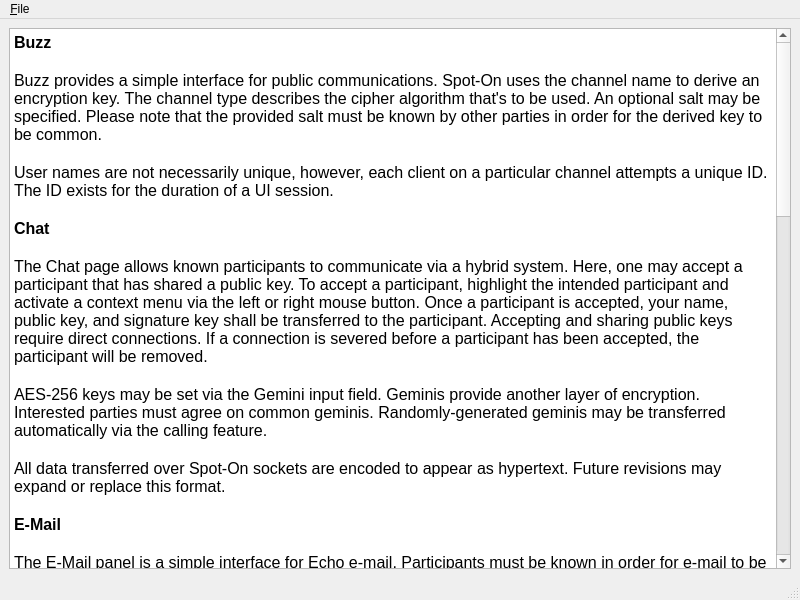
Qt form UI/docviewer.ui (xloem/spot-on-svn) before a commit.
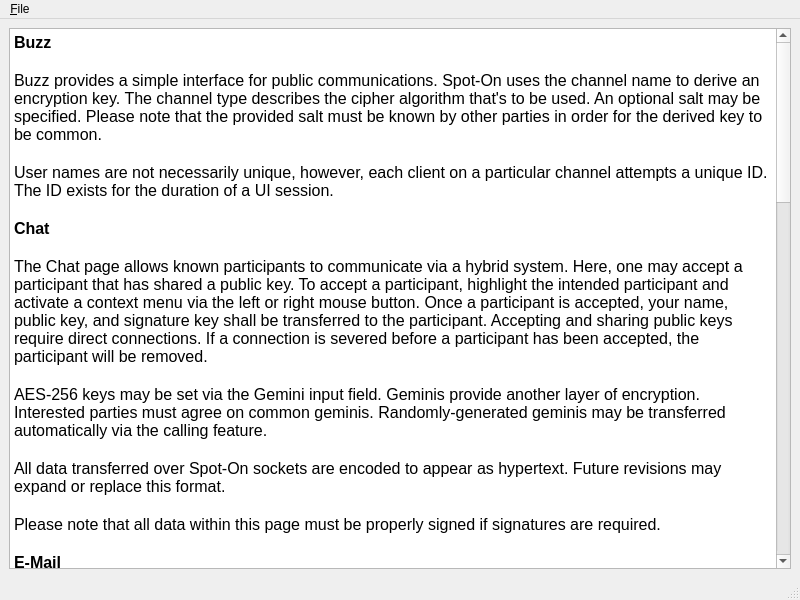
The same form after that commit. Icons and pictures are not drawn.

Commit message: Documentation and other small goodies. Please see release notes.

Diff of the .ui file:
```diff
--- a/UI/docviewer.ui
+++ b/UI/docviewer.ui
@@ -25,59 +25,65 @@
        <string>&lt;!DOCTYPE HTML PUBLIC &quot;-//W3C//DTD HTML 4.0//EN&quot; &quot;http://www.w3.org/TR/REC-html40/strict.dtd&quot;&gt;
 &lt;html&gt;&lt;head&gt;&lt;meta name=&quot;qrichtext&quot; content=&quot;1&quot; /&gt;&lt;style type=&quot;text/css&quot;&gt;
 p, li { white-space: pre-wrap; }
-&lt;/style&gt;&lt;/head&gt;&lt;body style=&quot; font-family:'Sans'; font-size:12pt; font-weight:400; font-style:normal;&quot;&gt;
-&lt;p style=&quot; margin-top:0px; margin-bottom:0px; margin-left:0px; margin-right:0px; -qt-block-indent:0; text-indent:0px;&quot;&gt;&lt;span style=&quot; font-weight:600;&quot;&gt;Buzz&lt;/span&gt;&lt;/p&gt;
-&lt;p style=&quot;-qt-paragraph-type:empty; margin-top:0px; margin-bottom:0px; margin-left:0px; margin-right:0px; -qt-block-indent:0; text-indent:0px;&quot;&gt;&lt;br /&gt;&lt;/p&gt;
-&lt;p style=&quot; margin-top:0px; margin-bottom:0px; margin-left:0px; margin-right:0px; -qt-block-indent:0; text-indent:0px;&quot;&gt;Buzz provides a simple interface for public communications. Spot-On uses the channel name to derive an encryption key. The channel type describes the cipher algorithm that's to be used. An optional salt may be specified. Please note that the provided salt must be known by other parties in order for the derived key to be common.&lt;/p&gt;
-&lt;p style=&quot;-qt-paragraph-type:empty; margin-top:0px; margin-bottom:0px; margin-left:0px; margin-right:0px; -qt-block-indent:0; text-indent:0px;&quot;&gt;&lt;br /&gt;&lt;/p&gt;
-&lt;p style=&quot; margin-top:0px; margin-bottom:0px; margin-left:0px; margin-right:0px; -qt-block-indent:0; text-indent:0px;&quot;&gt;User names are not necessarily unique, however, each client on a particular channel attempts a unique ID. The ID exists for the duration of a UI session.&lt;/p&gt;
-&lt;p style=&quot;-qt-paragraph-type:empty; margin-top:0px; margin-bottom:0px; margin-left:0px; margin-right:0px; -qt-block-indent:0; text-indent:0px; font-family:'Lucida Grande'; font-weight:600;&quot;&gt;&lt;br /&gt;&lt;/p&gt;
-&lt;p style=&quot; margin-top:0px; margin-bottom:0px; margin-left:0px; margin-right:0px; -qt-block-indent:0; text-indent:0px;&quot;&gt;&lt;span style=&quot; font-family:'Lucida Grande'; font-weight:600;&quot;&gt;Chat&lt;/span&gt;&lt;/p&gt;
-&lt;p style=&quot;-qt-paragraph-type:empty; margin-top:0px; margin-bottom:0px; margin-left:0px; margin-right:0px; -qt-block-indent:0; text-indent:0px; font-family:'Lucida Grande';&quot;&gt;&lt;br /&gt;&lt;/p&gt;
-&lt;p style=&quot; margin-top:0px; margin-bottom:0px; margin-left:0px; margin-right:0px; -qt-block-indent:0; text-indent:0px;&quot;&gt;&lt;span style=&quot; font-family:'Lucida Grande';&quot;&gt;The Chat page allows known participants to communicate via a hybrid system. Here, one may accept a participant that has shared a public key. To accept a participant, highlight the intended participant and activate a context menu via the left or right mouse button. Once a participant is accepted, your name, public key, and signature key shall be transferred to the participant. Accepting and sharing public keys require direct connections. If a connection is severed before a participant has been accepted, the participant will be removed.&lt;/span&gt;&lt;/p&gt;
-&lt;p style=&quot;-qt-paragraph-type:empty; margin-top:0px; margin-bottom:0px; margin-left:0px; margin-right:0px; -qt-block-indent:0; text-indent:0px; font-family:'Lucida Grande';&quot;&gt;&lt;br /&gt;&lt;/p&gt;
-&lt;p style=&quot; margin-top:0px; margin-bottom:0px; margin-left:0px; margin-right:0px; -qt-block-indent:0; text-indent:0px;&quot;&gt;&lt;span style=&quot; font-family:'Lucida Grande';&quot;&gt;AES-256 keys may be set via the Gemini input field. Geminis provide another layer of encryption. Interested parties must agree on common geminis. Randomly-generated geminis may be transferred automatically via the calling feature.&lt;/span&gt;&lt;/p&gt;
-&lt;p style=&quot;-qt-paragraph-type:empty; margin-top:0px; margin-bottom:0px; margin-left:0px; margin-right:0px; -qt-block-indent:0; text-indent:0px; font-family:'Lucida Grande';&quot;&gt;&lt;br /&gt;&lt;/p&gt;
-&lt;p style=&quot; margin-top:0px; margin-bottom:0px; margin-left:0px; margin-right:0px; -qt-block-indent:0; text-indent:0px;&quot;&gt;&lt;span style=&quot; font-family:'Lucida Grande';&quot;&gt;All data transferred over Spot-On sockets are encoded to appear as hypertext. Future revisions may expand or replace this format.&lt;/span&gt;&lt;/p&gt;
-&lt;p style=&quot;-qt-paragraph-type:empty; margin-top:0px; margin-bottom:0px; margin-left:0px; margin-right:0px; -qt-block-indent:0; text-indent:0px; font-family:'Lucida Grande';&quot;&gt;&lt;br /&gt;&lt;/p&gt;
-&lt;p style=&quot; margin-top:0px; margin-bottom:0px; margin-left:0px; margin-right:0px; -qt-block-indent:0; text-indent:0px;&quot;&gt;&lt;span style=&quot; font-family:'Lucida Grande'; font-weight:600;&quot;&gt;E-Mail&lt;/span&gt;&lt;/p&gt;
-&lt;p style=&quot;-qt-paragraph-type:empty; margin-top:0px; margin-bottom:0px; margin-left:0px; margin-right:0px; -qt-block-indent:0; text-indent:0px; font-family:'Lucida Grande';&quot;&gt;&lt;br /&gt;&lt;/p&gt;
-&lt;p style=&quot; margin-top:0px; margin-bottom:0px; margin-left:0px; margin-right:0px; -qt-block-indent:0; text-indent:0px;&quot;&gt;&lt;span style=&quot; font-family:'Lucida Grande';&quot;&gt;The E-Mail panel is a simple interface for Echo e-mail. Participants must be known in order for e-mail to be useful.&lt;/span&gt;&lt;/p&gt;
-&lt;p style=&quot;-qt-paragraph-type:empty; margin-top:0px; margin-bottom:0px; margin-left:0px; margin-right:0px; -qt-block-indent:0; text-indent:0px; font-family:'Lucida Grande';&quot;&gt;&lt;br /&gt;&lt;/p&gt;
-&lt;p style=&quot; margin-top:0px; margin-bottom:0px; margin-left:0px; margin-right:0px; -qt-block-indent:0; text-indent:0px;&quot;&gt;&lt;span style=&quot; font-family:'Lucida Grande';&quot;&gt;Similar to the Gemini, the Gold Bug provides another layer of AES-256 encryption. If specified, an outbound letter shall be encrypted via the provided key. Recipients will be prompted to provide correct gold bugs whenever they attempt to open letters that have been enclosed by gold bugs.&lt;/span&gt;&lt;/p&gt;
-&lt;p style=&quot;-qt-paragraph-type:empty; margin-top:0px; margin-bottom:0px; margin-left:0px; margin-right:0px; -qt-block-indent:0; text-indent:0px; font-family:'Lucida Grande';&quot;&gt;&lt;br /&gt;&lt;/p&gt;
-&lt;p style=&quot; margin-top:0px; margin-bottom:0px; margin-left:0px; margin-right:0px; -qt-block-indent:0; text-indent:0px;&quot;&gt;&lt;span style=&quot; font-family:'Lucida Grande';&quot;&gt;The C/O sub-panel allows participants to house off-line e-mail of other participants. The intent of this feature is to provide a means of storing data for later retrieval. Please note that two participants must have a common participant in order for the feature to function correctly. Whenever a participant requests e-mail, a broadcast message is sent to reachable nodes. The broadcast includes the participant's signature. E-mail will then be distributed in a timely manner.&lt;/span&gt;&lt;/p&gt;
-&lt;p style=&quot;-qt-paragraph-type:empty; margin-top:0px; margin-bottom:0px; margin-left:0px; margin-right:0px; -qt-block-indent:0; text-indent:0px; font-family:'Lucida Grande';&quot;&gt;&lt;br /&gt;&lt;/p&gt;
-&lt;p style=&quot; margin-top:0px; margin-bottom:0px; margin-left:0px; margin-right:0px; -qt-block-indent:0; text-indent:0px;&quot;&gt;&lt;span style=&quot; font-family:'Lucida Grande';&quot;&gt;Please note that you may receive duplicate messages because of the Echo Protocol. A future revision may resolve this mishap.&lt;/span&gt;&lt;/p&gt;
-&lt;p style=&quot;-qt-paragraph-type:empty; margin-top:0px; margin-bottom:0px; margin-left:0px; margin-right:0px; -qt-block-indent:0; text-indent:0px; font-family:'Lucida Grande';&quot;&gt;&lt;br /&gt;&lt;/p&gt;
-&lt;p style=&quot; margin-top:0px; margin-bottom:0px; margin-left:0px; margin-right:0px; -qt-block-indent:0; text-indent:0px;&quot;&gt;&lt;span style=&quot; font-family:'Lucida Grande'; font-weight:600;&quot;&gt;Listeners&lt;/span&gt;&lt;/p&gt;
-&lt;p style=&quot;-qt-paragraph-type:empty; margin-top:0px; margin-bottom:0px; margin-left:0px; margin-right:0px; -qt-block-indent:0; text-indent:0px; font-family:'Lucida Grande';&quot;&gt;&lt;br /&gt;&lt;/p&gt;
-&lt;p style=&quot; margin-top:0px; margin-bottom:0px; margin-left:0px; margin-right:0px; -qt-block-indent:0; text-indent:0px;&quot;&gt;&lt;span style=&quot; font-family:'Lucida Grande';&quot;&gt;In order to accept incoming connections, at least one active listener is required. The maximum number of connections that Spot-On will accept on a listener may also be modified. Echo modes and SSL key sizes may be selected as well.&lt;/span&gt;&lt;/p&gt;
-&lt;p style=&quot;-qt-paragraph-type:empty; margin-top:0px; margin-bottom:0px; margin-left:0px; margin-right:0px; -qt-block-indent:0; text-indent:0px; font-family:'Lucida Grande';&quot;&gt;&lt;br /&gt;&lt;/p&gt;
-&lt;p style=&quot; margin-top:0px; margin-bottom:0px; margin-left:0px; margin-right:0px; -qt-block-indent:0; text-indent:0px;&quot;&gt;&lt;span style=&quot; font-family:'Lucida Grande';&quot;&gt;Data that is transmitted on the Echo Protocol is subject to echoes. To restrict echoed data on a listener, simply select the Echo Mode. Please note that in order for a connection to be either full or half echo, both endpoints must agree on an identical mode.&lt;/span&gt;&lt;/p&gt;
-&lt;p style=&quot;-qt-paragraph-type:empty; margin-top:0px; margin-bottom:0px; margin-left:0px; margin-right:0px; -qt-block-indent:0; text-indent:0px; font-family:'Lucida Grande';&quot;&gt;&lt;br /&gt;&lt;/p&gt;
-&lt;p style=&quot; margin-top:0px; margin-bottom:0px; margin-left:0px; margin-right:0px; -qt-block-indent:0; text-indent:0px;&quot;&gt;&lt;span style=&quot; font-family:'Lucida Grande';&quot;&gt;Restricting connections by country is provided on this page. A future version of Spot-On will provide more elaborate mechanisms for limiting remote connections.&lt;/span&gt;&lt;/p&gt;
-&lt;p style=&quot;-qt-paragraph-type:empty; margin-top:0px; margin-bottom:0px; margin-left:0px; margin-right:0px; -qt-block-indent:0; text-indent:0px; font-family:'Lucida Grande';&quot;&gt;&lt;br /&gt;&lt;/p&gt;
-&lt;p style=&quot; margin-top:0px; margin-bottom:0px; margin-left:0px; margin-right:0px; -qt-block-indent:0; text-indent:0px;&quot;&gt;&lt;span style=&quot; font-family:'Lucida Grande'; font-weight:600;&quot;&gt;Neighbors&lt;/span&gt;&lt;/p&gt;
-&lt;p style=&quot;-qt-paragraph-type:empty; margin-top:0px; margin-bottom:0px; margin-left:0px; margin-right:0px; -qt-block-indent:0; text-indent:0px; font-family:'Lucida Grande';&quot;&gt;&lt;br /&gt;&lt;/p&gt;
-&lt;p style=&quot; margin-top:0px; margin-bottom:0px; margin-left:0px; margin-right:0px; -qt-block-indent:0; text-indent:0px;&quot;&gt;&lt;span style=&quot; font-family:'Lucida Grande';&quot;&gt;The Neighbors page lists all Spot-On network connections that are present on a node. This page also allows users to define new connections. A context menu may be activated via the left or right mouse buttons on the Neighbors table. The menu provides several other options that are not readily available.&lt;/span&gt;&lt;/p&gt;
-&lt;p style=&quot;-qt-paragraph-type:empty; margin-top:0px; margin-bottom:0px; margin-left:0px; margin-right:0px; -qt-block-indent:0; text-indent:0px; font-family:'Lucida Grande';&quot;&gt;&lt;br /&gt;&lt;/p&gt;
-&lt;p style=&quot; margin-top:0px; margin-bottom:0px; margin-left:0px; margin-right:0px; -qt-block-indent:0; text-indent:0px;&quot;&gt;&lt;span style=&quot; font-family:'Lucida Grande';&quot;&gt;The Neighbors page also allows owners to copy their public keys to clipboard buffers. Adding other participants may also be performed on this page.&lt;/span&gt;&lt;/p&gt;
-&lt;p style=&quot;-qt-paragraph-type:empty; margin-top:0px; margin-bottom:0px; margin-left:0px; margin-right:0px; -qt-block-indent:0; text-indent:0px; font-family:'Lucida Grande';&quot;&gt;&lt;br /&gt;&lt;/p&gt;
-&lt;p style=&quot; margin-top:0px; margin-bottom:0px; margin-left:0px; margin-right:0px; -qt-block-indent:0; text-indent:0px;&quot;&gt;&lt;span style=&quot; font-family:'Lucida Grande'; font-weight:600;&quot;&gt;Search&lt;/span&gt;&lt;/p&gt;
-&lt;p style=&quot;-qt-paragraph-type:empty; margin-top:0px; margin-bottom:0px; margin-left:0px; margin-right:0px; -qt-block-indent:0; text-indent:0px; font-family:'Lucida Grande';&quot;&gt;&lt;br /&gt;&lt;/p&gt;
-&lt;p style=&quot; margin-top:0px; margin-bottom:0px; margin-left:0px; margin-right:0px; -qt-block-indent:0; text-indent:0px;&quot;&gt;&lt;span style=&quot; font-family:'Lucida Grande';&quot;&gt;Not yet implemented.&lt;/span&gt;&lt;/p&gt;
-&lt;p style=&quot;-qt-paragraph-type:empty; margin-top:0px; margin-bottom:0px; margin-left:0px; margin-right:0px; -qt-block-indent:0; text-indent:0px; font-family:'Lucida Grande';&quot;&gt;&lt;br /&gt;&lt;/p&gt;
-&lt;p style=&quot; margin-top:0px; margin-bottom:0px; margin-left:0px; margin-right:0px; -qt-block-indent:0; text-indent:0px;&quot;&gt;&lt;span style=&quot; font-family:'Lucida Grande'; font-weight:600;&quot;&gt;Settings&lt;/span&gt;&lt;/p&gt;
-&lt;p style=&quot;-qt-paragraph-type:empty; margin-top:0px; margin-bottom:0px; margin-left:0px; margin-right:0px; -qt-block-indent:0; text-indent:0px; font-family:'Lucida Grande';&quot;&gt;&lt;br /&gt;&lt;/p&gt;
-&lt;p style=&quot; margin-top:0px; margin-bottom:0px; margin-left:0px; margin-right:0px; -qt-block-indent:0; text-indent:0px;&quot;&gt;&lt;span style=&quot; font-family:'Lucida Grande';&quot;&gt;Please prepare a passphrase after launching Spot-On. To do so, complete the Passphrase and Passphrase Confirmation fields. Also review, and perhaps modify, the cipher type, hash type, iteration count, RSA key size, and salt length. Please note that the initialization process may take a significant amount of time to complete.&lt;/span&gt;&lt;/p&gt;
-&lt;p style=&quot;-qt-paragraph-type:empty; margin-top:0px; margin-bottom:0px; margin-left:0px; margin-right:0px; -qt-block-indent:0; text-indent:0px; font-family:'Lucida Grande';&quot;&gt;&lt;br /&gt;&lt;/p&gt;
-&lt;p style=&quot; margin-top:0px; margin-bottom:0px; margin-left:0px; margin-right:0px; -qt-block-indent:0; text-indent:0px;&quot;&gt;&lt;span style=&quot; font-family:'Lucida Grande';&quot;&gt;Spot-On is separated into two major processes, a kernel and a user interface. The kernel is responsible for establishing and maintaining the network aspects of Spot-On. The data between a kernel process and one or more user interfaces are transferred over SSL.&lt;/span&gt;&lt;/p&gt;
-&lt;p style=&quot;-qt-paragraph-type:empty; margin-top:0px; margin-bottom:0px; margin-left:0px; margin-right:0px; -qt-block-indent:0; text-indent:0px; font-family:'Lucida Grande';&quot;&gt;&lt;br /&gt;&lt;/p&gt;
-&lt;p style=&quot; margin-top:0px; margin-bottom:0px; margin-left:0px; margin-right:0px; -qt-block-indent:0; text-indent:0px;&quot;&gt;&lt;span style=&quot; font-family:'Lucida Grande'; font-weight:600;&quot;&gt;URLs&lt;/span&gt;&lt;/p&gt;
-&lt;p style=&quot;-qt-paragraph-type:empty; margin-top:0px; margin-bottom:0px; margin-left:0px; margin-right:0px; -qt-block-indent:0; text-indent:0px; font-family:'Lucida Grande';&quot;&gt;&lt;br /&gt;&lt;/p&gt;
-&lt;p style=&quot; margin-top:0px; margin-bottom:0px; margin-left:0px; margin-right:0px; -qt-block-indent:0; text-indent:0px;&quot;&gt;&lt;span style=&quot; font-family:'Lucida Grande';&quot;&gt;Not yet implemented.&lt;/span&gt;&lt;/p&gt;
-&lt;p style=&quot;-qt-paragraph-type:empty; margin-top:0px; margin-bottom:0px; margin-left:0px; margin-right:0px; -qt-block-indent:0; text-indent:0px; font-family:'Lucida Grande';&quot;&gt;&lt;br /&gt;&lt;/p&gt;&lt;/body&gt;&lt;/html&gt;</string>
+&lt;/style&gt;&lt;/head&gt;&lt;body style=&quot; font-family:'Lucida Grande'; font-size:13pt; font-weight:400; font-style:normal;&quot;&gt;
+&lt;p style=&quot; margin-top:0px; margin-bottom:0px; margin-left:0px; margin-right:0px; -qt-block-indent:0; text-indent:0px;&quot;&gt;&lt;span style=&quot; font-family:'Sans'; font-size:12pt; font-weight:600;&quot;&gt;Buzz&lt;/span&gt;&lt;/p&gt;
+&lt;p style=&quot;-qt-paragraph-type:empty; margin-top:0px; margin-bottom:0px; margin-left:0px; margin-right:0px; -qt-block-indent:0; text-indent:0px; font-family:'Sans'; font-size:12pt;&quot;&gt;&lt;br /&gt;&lt;/p&gt;
+&lt;p style=&quot; margin-top:0px; margin-bottom:0px; margin-left:0px; margin-right:0px; -qt-block-indent:0; text-indent:0px;&quot;&gt;&lt;span style=&quot; font-family:'Sans'; font-size:12pt;&quot;&gt;Buzz provides a simple interface for public communications. Spot-On uses the channel name to derive an encryption key. The channel type describes the cipher algorithm that's to be used. An optional salt may be specified. Please note that the provided salt must be known by other parties in order for the derived key to be common.&lt;/span&gt;&lt;/p&gt;
+&lt;p style=&quot;-qt-paragraph-type:empty; margin-top:0px; margin-bottom:0px; margin-left:0px; margin-right:0px; -qt-block-indent:0; text-indent:0px; font-family:'Sans'; font-size:12pt;&quot;&gt;&lt;br /&gt;&lt;/p&gt;
+&lt;p style=&quot; margin-top:0px; margin-bottom:0px; margin-left:0px; margin-right:0px; -qt-block-indent:0; text-indent:0px;&quot;&gt;&lt;span style=&quot; font-family:'Sans'; font-size:12pt;&quot;&gt;User names are not necessarily unique, however, each client on a particular channel attempts a unique ID. The ID exists for the duration of a UI session.&lt;/span&gt;&lt;/p&gt;
+&lt;p style=&quot;-qt-paragraph-type:empty; margin-top:0px; margin-bottom:0px; margin-left:0px; margin-right:0px; -qt-block-indent:0; text-indent:0px; font-size:12pt; font-weight:600;&quot;&gt;&lt;br /&gt;&lt;/p&gt;
+&lt;p style=&quot; margin-top:0px; margin-bottom:0px; margin-left:0px; margin-right:0px; -qt-block-indent:0; text-indent:0px;&quot;&gt;&lt;span style=&quot; font-size:12pt; font-weight:600;&quot;&gt;Chat&lt;/span&gt;&lt;/p&gt;
+&lt;p style=&quot;-qt-paragraph-type:empty; margin-top:0px; margin-bottom:0px; margin-left:0px; margin-right:0px; -qt-block-indent:0; text-indent:0px; font-size:12pt;&quot;&gt;&lt;br /&gt;&lt;/p&gt;
+&lt;p style=&quot; margin-top:0px; margin-bottom:0px; margin-left:0px; margin-right:0px; -qt-block-indent:0; text-indent:0px;&quot;&gt;&lt;span style=&quot; font-size:12pt;&quot;&gt;The Chat page allows known participants to communicate via a hybrid system. Here, one may accept a participant that has shared a public key. To accept a participant, highlight the intended participant and activate a context menu via the left or right mouse button. Once a participant is accepted, your name, public key, and signature key shall be transferred to the participant. Accepting and sharing public keys require direct connections. If a connection is severed before a participant has been accepted, the participant will be removed.&lt;/span&gt;&lt;/p&gt;
+&lt;p style=&quot;-qt-paragraph-type:empty; margin-top:0px; margin-bottom:0px; margin-left:0px; margin-right:0px; -qt-block-indent:0; text-indent:0px; font-size:12pt;&quot;&gt;&lt;br /&gt;&lt;/p&gt;
+&lt;p style=&quot; margin-top:0px; margin-bottom:0px; margin-left:0px; margin-right:0px; -qt-block-indent:0; text-indent:0px;&quot;&gt;&lt;span style=&quot; font-size:12pt;&quot;&gt;AES-256 keys may be set via the Gemini input field. Geminis provide another layer of encryption. Interested parties must agree on common geminis. Randomly-generated geminis may be transferred automatically via the calling feature.&lt;/span&gt;&lt;/p&gt;
+&lt;p style=&quot;-qt-paragraph-type:empty; margin-top:0px; margin-bottom:0px; margin-left:0px; margin-right:0px; -qt-block-indent:0; text-indent:0px; font-size:12pt;&quot;&gt;&lt;br /&gt;&lt;/p&gt;
+&lt;p style=&quot; margin-top:0px; margin-bottom:0px; margin-left:0px; margin-right:0px; -qt-block-indent:0; text-indent:0px;&quot;&gt;&lt;span style=&quot; font-size:12pt;&quot;&gt;All data transferred over Spot-On sockets are encoded to appear as hypertext. Future revisions may expand or replace this format.&lt;/span&gt;&lt;/p&gt;
+&lt;p style=&quot;-qt-paragraph-type:empty; margin-top:0px; margin-bottom:0px; margin-left:0px; margin-right:0px; -qt-block-indent:0; text-indent:0px; font-size:12pt;&quot;&gt;&lt;br /&gt;&lt;/p&gt;
+&lt;p style=&quot; margin-top:0px; margin-bottom:0px; margin-left:0px; margin-right:0px; -qt-block-indent:0; text-indent:0px;&quot;&gt;&lt;span style=&quot; font-size:12pt;&quot;&gt;Please note that all data within this page must be properly signed if signatures are required.&lt;/span&gt;&lt;/p&gt;
+&lt;p style=&quot;-qt-paragraph-type:empty; margin-top:0px; margin-bottom:0px; margin-left:0px; margin-right:0px; -qt-block-indent:0; text-indent:0px; font-size:12pt;&quot;&gt;&lt;br /&gt;&lt;/p&gt;
+&lt;p style=&quot; margin-top:0px; margin-bottom:0px; margin-left:0px; margin-right:0px; -qt-block-indent:0; text-indent:0px;&quot;&gt;&lt;span style=&quot; font-size:12pt; font-weight:600;&quot;&gt;E-Mail&lt;/span&gt;&lt;/p&gt;
+&lt;p style=&quot;-qt-paragraph-type:empty; margin-top:0px; margin-bottom:0px; margin-left:0px; margin-right:0px; -qt-block-indent:0; text-indent:0px; font-size:12pt;&quot;&gt;&lt;br /&gt;&lt;/p&gt;
+&lt;p style=&quot; margin-top:0px; margin-bottom:0px; margin-left:0px; margin-right:0px; -qt-block-indent:0; text-indent:0px;&quot;&gt;&lt;span style=&quot; font-size:12pt;&quot;&gt;The E-Mail panel is a simple interface for Echo e-mail. Participants must be known in order for e-mail to be useful.&lt;/span&gt;&lt;/p&gt;
+&lt;p style=&quot;-qt-paragraph-type:empty; margin-top:0px; margin-bottom:0px; margin-left:0px; margin-right:0px; -qt-block-indent:0; text-indent:0px; font-size:12pt;&quot;&gt;&lt;br /&gt;&lt;/p&gt;
+&lt;p style=&quot; margin-top:0px; margin-bottom:0px; margin-left:0px; margin-right:0px; -qt-block-indent:0; text-indent:0px;&quot;&gt;&lt;span style=&quot; font-size:12pt;&quot;&gt;Similar to the Gemini, the Gold Bug provides another layer of AES-256 encryption. If specified, portions of an outbound letter shall be encrypted via the provided key. Recipients will be prompted to provide correct gold bugs whenever they attempt to open letters that have been enclosed by gold bugs.&lt;/span&gt;&lt;/p&gt;
+&lt;p style=&quot;-qt-paragraph-type:empty; margin-top:0px; margin-bottom:0px; margin-left:0px; margin-right:0px; -qt-block-indent:0; text-indent:0px; font-size:12pt;&quot;&gt;&lt;br /&gt;&lt;/p&gt;
+&lt;p style=&quot; margin-top:0px; margin-bottom:0px; margin-left:0px; margin-right:0px; -qt-block-indent:0; text-indent:0px;&quot;&gt;&lt;span style=&quot; font-size:12pt;&quot;&gt;The C/O sub-panel allows participants to house off-line e-mail of other participants. The intent of this feature is to provide a means of storing data for later retrieval. Please note that two participants must have a common participant in order for the feature to function correctly. Whenever a participant requests e-mail, a broadcast message is sent to reachable nodes. The broadcast includes the participant's signature. E-mail will then be distributed in a timely manner.&lt;/span&gt;&lt;/p&gt;
+&lt;p style=&quot;-qt-paragraph-type:empty; margin-top:0px; margin-bottom:0px; margin-left:0px; margin-right:0px; -qt-block-indent:0; text-indent:0px; font-size:12pt;&quot;&gt;&lt;br /&gt;&lt;/p&gt;
+&lt;p style=&quot; margin-top:0px; margin-bottom:0px; margin-left:0px; margin-right:0px; -qt-block-indent:0; text-indent:0px;&quot;&gt;&lt;span style=&quot; font-size:12pt;&quot;&gt;Please note that you may receive duplicate messages because of the Echo Protocol. A future revision may resolve this mishap.&lt;/span&gt;&lt;/p&gt;
+&lt;p style=&quot;-qt-paragraph-type:empty; margin-top:0px; margin-bottom:0px; margin-left:0px; margin-right:0px; -qt-block-indent:0; text-indent:0px; font-size:12pt;&quot;&gt;&lt;br /&gt;&lt;/p&gt;
+&lt;p style=&quot; margin-top:0px; margin-bottom:0px; margin-left:0px; margin-right:0px; -qt-block-indent:0; text-indent:0px;&quot;&gt;&lt;span style=&quot; font-size:12pt;&quot;&gt;Please note that all data within this page must be properly signed if signatures are required.&lt;/span&gt;&lt;/p&gt;
+&lt;p style=&quot;-qt-paragraph-type:empty; margin-top:0px; margin-bottom:0px; margin-left:0px; margin-right:0px; -qt-block-indent:0; text-indent:0px; font-size:12pt;&quot;&gt;&lt;br /&gt;&lt;/p&gt;
+&lt;p style=&quot; margin-top:0px; margin-bottom:0px; margin-left:0px; margin-right:0px; -qt-block-indent:0; text-indent:0px;&quot;&gt;&lt;span style=&quot; font-size:12pt; font-weight:600;&quot;&gt;Listeners&lt;/span&gt;&lt;/p&gt;
+&lt;p style=&quot;-qt-paragraph-type:empty; margin-top:0px; margin-bottom:0px; margin-left:0px; margin-right:0px; -qt-block-indent:0; text-indent:0px; font-size:12pt;&quot;&gt;&lt;br /&gt;&lt;/p&gt;
+&lt;p style=&quot; margin-top:0px; margin-bottom:0px; margin-left:0px; margin-right:0px; -qt-block-indent:0; text-indent:0px;&quot;&gt;&lt;span style=&quot; font-size:12pt;&quot;&gt;In order to accept incoming connections, at least one active listener is required. The maximum number of connections that Spot-On will accept on a listener may also be modified. Echo modes and SSL key sizes may be selected as well. A context menu may be activated via the left or right mouse buttons on the Listeners table. The menu provides several other options that are not readily available.&lt;/span&gt;&lt;/p&gt;
+&lt;p style=&quot;-qt-paragraph-type:empty; margin-top:0px; margin-bottom:0px; margin-left:0px; margin-right:0px; -qt-block-indent:0; text-indent:0px; font-size:12pt;&quot;&gt;&lt;br /&gt;&lt;/p&gt;
+&lt;p style=&quot; margin-top:0px; margin-bottom:0px; margin-left:0px; margin-right:0px; -qt-block-indent:0; text-indent:0px;&quot;&gt;&lt;span style=&quot; font-size:12pt;&quot;&gt;Data that is transmitted on the Echo Protocol is subject to echoes. To restrict echoed data on a listener, simply select the Echo Mode. Please note that in order for a connection to be either full or half echo, both endpoints must agree on an identical mode.&lt;/span&gt;&lt;/p&gt;
+&lt;p style=&quot;-qt-paragraph-type:empty; margin-top:0px; margin-bottom:0px; margin-left:0px; margin-right:0px; -qt-block-indent:0; text-indent:0px; font-size:12pt;&quot;&gt;&lt;br /&gt;&lt;/p&gt;
+&lt;p style=&quot; margin-top:0px; margin-bottom:0px; margin-left:0px; margin-right:0px; -qt-block-indent:0; text-indent:0px;&quot;&gt;&lt;span style=&quot; font-size:12pt;&quot;&gt;Restricting connections by country is provided on this page. A future version of Spot-On will provide more elaborate mechanisms for limiting remote connections.&lt;/span&gt;&lt;/p&gt;
+&lt;p style=&quot;-qt-paragraph-type:empty; margin-top:0px; margin-bottom:0px; margin-left:0px; margin-right:0px; -qt-block-indent:0; text-indent:0px; font-size:12pt;&quot;&gt;&lt;br /&gt;&lt;/p&gt;
+&lt;p style=&quot; margin-top:0px; margin-bottom:0px; margin-left:0px; margin-right:0px; -qt-block-indent:0; text-indent:0px;&quot;&gt;&lt;span style=&quot; font-size:12pt; font-weight:600;&quot;&gt;Neighbors&lt;/span&gt;&lt;/p&gt;
+&lt;p style=&quot;-qt-paragraph-type:empty; margin-top:0px; margin-bottom:0px; margin-left:0px; margin-right:0px; -qt-block-indent:0; text-indent:0px; font-size:12pt;&quot;&gt;&lt;br /&gt;&lt;/p&gt;
+&lt;p style=&quot; margin-top:0px; margin-bottom:0px; margin-left:0px; margin-right:0px; -qt-block-indent:0; text-indent:0px;&quot;&gt;&lt;span style=&quot; font-size:12pt;&quot;&gt;The Neighbors page lists all Spot-On network connections that are present on a node. This page also allows users to define new connections. A context menu may be activated via the left or right mouse buttons on the Neighbors table. The menu provides several other options that are not readily available.&lt;/span&gt;&lt;/p&gt;
+&lt;p style=&quot;-qt-paragraph-type:empty; margin-top:0px; margin-bottom:0px; margin-left:0px; margin-right:0px; -qt-block-indent:0; text-indent:0px; font-size:12pt;&quot;&gt;&lt;br /&gt;&lt;/p&gt;
+&lt;p style=&quot; margin-top:0px; margin-bottom:0px; margin-left:0px; margin-right:0px; -qt-block-indent:0; text-indent:0px;&quot;&gt;&lt;span style=&quot; font-size:12pt;&quot;&gt;The Neighbors page also allows owners to copy their public keys to clipboard buffers. Adding other participants may also be performed on this page.&lt;/span&gt;&lt;/p&gt;
+&lt;p style=&quot;-qt-paragraph-type:empty; margin-top:0px; margin-bottom:0px; margin-left:0px; margin-right:0px; -qt-block-indent:0; text-indent:0px; font-size:12pt;&quot;&gt;&lt;br /&gt;&lt;/p&gt;
+&lt;p style=&quot; margin-top:0px; margin-bottom:0px; margin-left:0px; margin-right:0px; -qt-block-indent:0; text-indent:0px;&quot;&gt;&lt;span style=&quot; font-size:12pt; font-weight:600;&quot;&gt;Search&lt;/span&gt;&lt;/p&gt;
+&lt;p style=&quot;-qt-paragraph-type:empty; margin-top:0px; margin-bottom:0px; margin-left:0px; margin-right:0px; -qt-block-indent:0; text-indent:0px; font-size:12pt;&quot;&gt;&lt;br /&gt;&lt;/p&gt;
+&lt;p style=&quot; margin-top:0px; margin-bottom:0px; margin-left:0px; margin-right:0px; -qt-block-indent:0; text-indent:0px;&quot;&gt;&lt;span style=&quot; font-size:12pt;&quot;&gt;Not yet implemented.&lt;/span&gt;&lt;/p&gt;
+&lt;p style=&quot;-qt-paragraph-type:empty; margin-top:0px; margin-bottom:0px; margin-left:0px; margin-right:0px; -qt-block-indent:0; text-indent:0px; font-size:12pt;&quot;&gt;&lt;br /&gt;&lt;/p&gt;
+&lt;p style=&quot; margin-top:0px; margin-bottom:0px; margin-left:0px; margin-right:0px; -qt-block-indent:0; text-indent:0px;&quot;&gt;&lt;span style=&quot; font-size:12pt; font-weight:600;&quot;&gt;Settings&lt;/span&gt;&lt;/p&gt;
+&lt;p style=&quot;-qt-paragraph-type:empty; margin-top:0px; margin-bottom:0px; margin-left:0px; margin-right:0px; -qt-block-indent:0; text-indent:0px; font-size:12pt;&quot;&gt;&lt;br /&gt;&lt;/p&gt;
+&lt;p style=&quot; margin-top:0px; margin-bottom:0px; margin-left:0px; margin-right:0px; -qt-block-indent:0; text-indent:0px;&quot;&gt;&lt;span style=&quot; font-size:12pt;&quot;&gt;Please prepare a passphrase after launching Spot-On. To do so, complete the Passphrase and Passphrase Confirmation fields. Also review, and perhaps modify, the cipher type, hash type, iteration count, RSA key size, and salt length. Please note that the initialization process may take a significant amount of time to complete.&lt;/span&gt;&lt;/p&gt;
+&lt;p style=&quot;-qt-paragraph-type:empty; margin-top:0px; margin-bottom:0px; margin-left:0px; margin-right:0px; -qt-block-indent:0; text-indent:0px; font-size:12pt;&quot;&gt;&lt;br /&gt;&lt;/p&gt;
+&lt;p style=&quot; margin-top:0px; margin-bottom:0px; margin-left:0px; margin-right:0px; -qt-block-indent:0; text-indent:0px;&quot;&gt;&lt;span style=&quot; font-size:12pt;&quot;&gt;Please also select the location of the GeoIP.dat file.&lt;/span&gt;&lt;/p&gt;
+&lt;p style=&quot;-qt-paragraph-type:empty; margin-top:0px; margin-bottom:0px; margin-left:0px; margin-right:0px; -qt-block-indent:0; text-indent:0px; font-size:12pt;&quot;&gt;&lt;br /&gt;&lt;/p&gt;
+&lt;p style=&quot; margin-top:0px; margin-bottom:0px; margin-left:0px; margin-right:0px; -qt-block-indent:0; text-indent:0px;&quot;&gt;&lt;span style=&quot; font-size:12pt;&quot;&gt;Spot-On is separated into two major processes, a kernel and a user interface. The kernel is responsible for establishing and maintaining the network aspects of Spot-On. The data between a kernel process and one or more user interfaces are transferred over SSL.&lt;/span&gt;&lt;/p&gt;
+&lt;p style=&quot;-qt-paragraph-type:empty; margin-top:0px; margin-bottom:0px; margin-left:0px; margin-right:0px; -qt-block-indent:0; text-indent:0px; font-size:12pt;&quot;&gt;&lt;br /&gt;&lt;/p&gt;
+&lt;p style=&quot; margin-top:0px; margin-bottom:0px; margin-left:0px; margin-right:0px; -qt-block-indent:0; text-indent:0px;&quot;&gt;&lt;span style=&quot; font-size:12pt; font-weight:600;&quot;&gt;URLs&lt;/span&gt;&lt;/p&gt;
+&lt;p style=&quot;-qt-paragraph-type:empty; margin-top:0px; margin-bottom:0px; margin-left:0px; margin-right:0px; -qt-block-indent:0; text-indent:0px; font-size:12pt;&quot;&gt;&lt;br /&gt;&lt;/p&gt;
+&lt;p style=&quot; margin-top:0px; margin-bottom:0px; margin-left:0px; margin-right:0px; -qt-block-indent:0; text-indent:0px;&quot;&gt;&lt;span style=&quot; font-size:12pt;&quot;&gt;Not yet implemented.&lt;/span&gt;&lt;/p&gt;
+&lt;p style=&quot;-qt-paragraph-type:empty; margin-top:0px; margin-bottom:0px; margin-left:0px; margin-right:0px; -qt-block-indent:0; text-indent:0px; font-size:12pt;&quot;&gt;&lt;br /&gt;&lt;/p&gt;&lt;/body&gt;&lt;/html&gt;</string>
       </property>
      </widget>
     </item>
```
Left out of the diff: 2 changed lines with no effect on the pictures. The commit also changes 74 other files.
